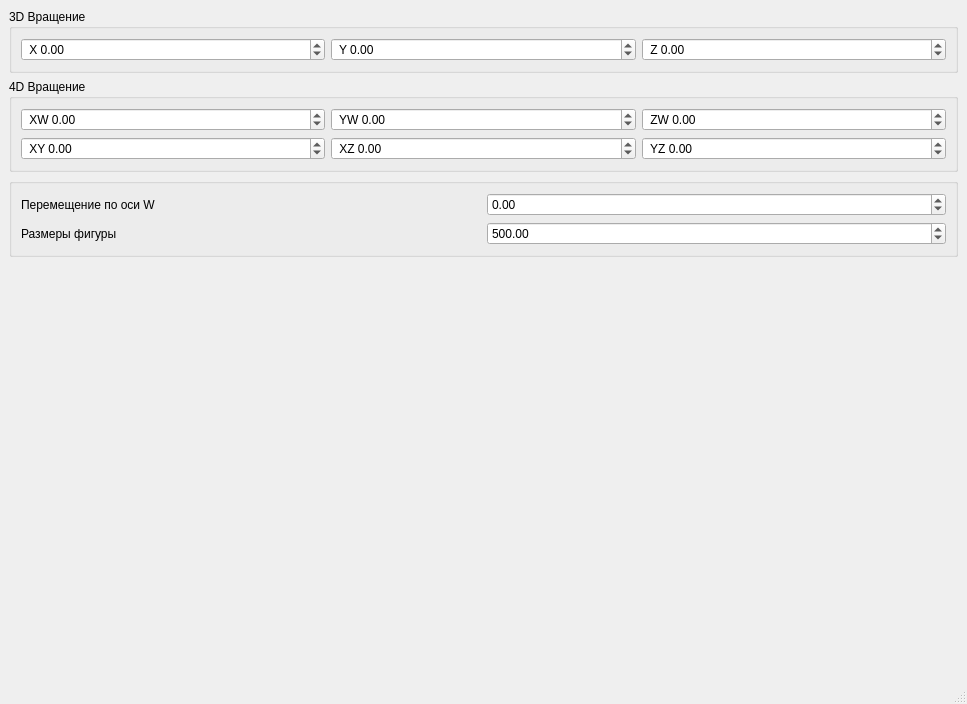
ZalmanHack/visual4D, file mainWindowUI.ui: the form before one commit.
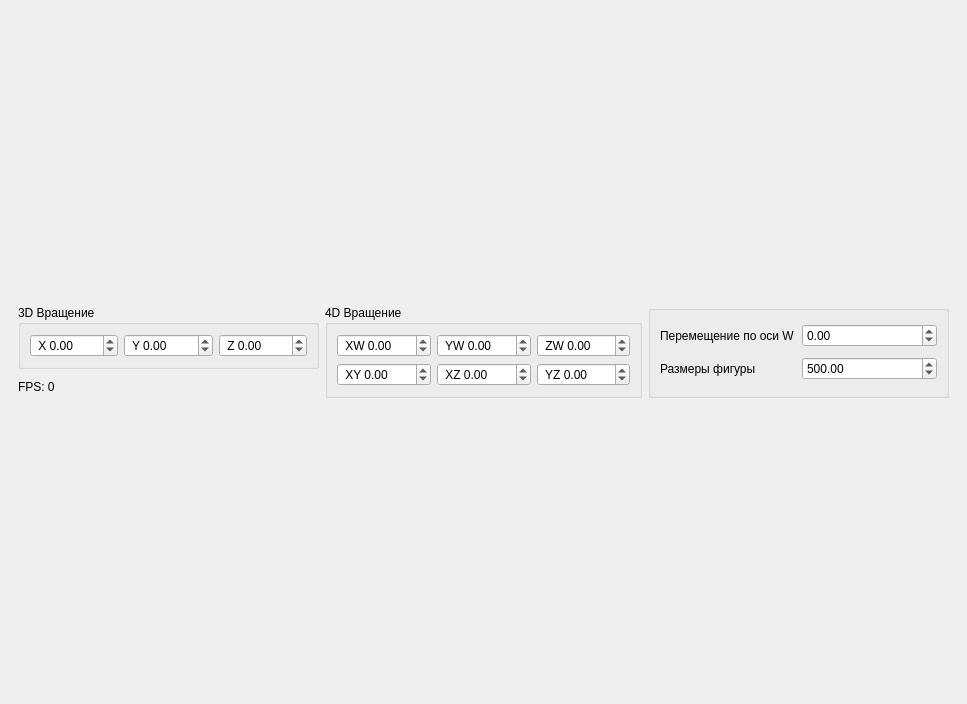
The form after the commit.

Patch:
```diff
--- a/mainWindowUI.ui
+++ b/mainWindowUI.ui
@@ -14,13 +14,20 @@
    <string>MainWindow</string>
   </property>
   <widget class="QWidget" name="centralwidget">
-   <layout class="QHBoxLayout" name="horizontalLayout" stretch="1,0">
-    <item>
-     <layout class="QGridLayout" name="gridLayout"/>
-    </item>
-    <item>
      <layout class="QVBoxLayout" name="verticalLayout">
       <item>
+     <layout class="QGridLayout" name="gridLayout"/>
+    </item>
+    <item>
+     <widget class="QWidget" name="" native="true">
+      <property name="sizePolicy">
+       <sizepolicy hsizetype="Preferred" vsizetype="Maximum">
+        <horstretch>0</horstretch>
+        <verstretch>0</verstretch>
+       </sizepolicy>
+      </property>
+      <layout class="QGridLayout" name="gridLayout_5">
+       <item row="0" column="0">
        <widget class="QGroupBox" name="groupBox">
         <property name="title">
          <string>3D Вращение</string>
@@ -104,7 +111,7 @@
         </layout>
        </widget>
       </item>
-      <item>
+       <item row="0" column="1" rowspan="2">
        <widget class="QGroupBox" name="groupBox_2">
         <property name="title">
          <string>4D Вращение</string>
@@ -263,7 +270,7 @@
         </layout>
        </widget>
       </item>
-      <item>
+       <item row="0" column="2" rowspan="2">
        <widget class="QGroupBox" name="groupBox_3">
         <property name="minimumSize">
          <size>
@@ -318,35 +325,32 @@
         </layout>
        </widget>
       </item>
-      <item>
-       <spacer name="verticalSpacer">
-        <property name="orientation">
-         <enum>Qt::Vertical</enum>
-        </property>
-        <property name="sizeHint" stdset="0">
-         <size>
-          <width>20</width>
-          <height>40</height>
-         </size>
-        </property>
-       </spacer>
-      </item>
-     </layout>
+       <item row="1" column="0">
+        <widget class="QLabel" name="label_fps">
+         <property name="text">
+          <string>FPS: 0</string>
+         </property>
+        </widget>
+       </item>
+      </layout>
+     </widget>
     </item>
    </layout>
   </widget>
-  <widget class="QMenuBar" name="menubar">
-   <property name="geometry">
-    <rect>
-     <x>0</x>
-     <y>0</y>
-     <width>967</width>
-     <height>21</height>
-    </rect>
-   </property>
-  </widget>
-  <widget class="QStatusBar" name="statusbar"/>
- </widget>
+ </widget>
+ <tabstops>
+  <tabstop>rotate_x</tabstop>
+  <tabstop>rotate_y</tabstop>
+  <tabstop>rotate_z</tabstop>
+  <tabstop>rotate_xw</tabstop>
+  <tabstop>rotate_yw</tabstop>
+  <tabstop>rotate_zw</tabstop>
+  <tabstop>rotate_xy</tabstop>
+  <tabstop>rotate_xz</tabstop>
+  <tabstop>rotate_yz</tabstop>
+  <tabstop>coordinate_w</tabstop>
+  <tabstop>scale</tabstop>
+ </tabstops>
  <resources/>
  <connections/>
 </ui>
```
Lines whose indentation alone changed are shown as unchanged.
